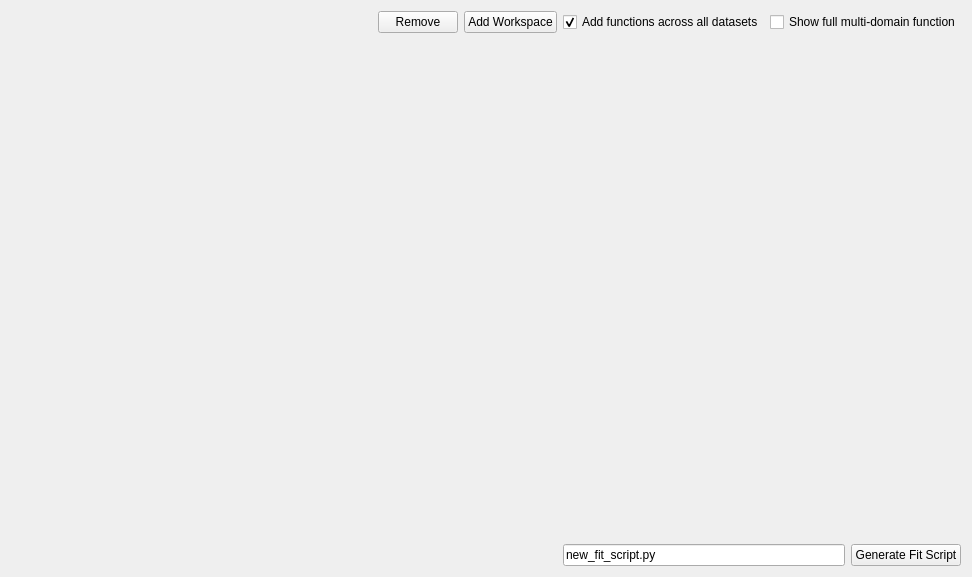
Old version of the form qt/widgets/common/inc/MantidQtWidgets/Common/FitScriptGenerator.ui in the repository mantidproject/mantid.
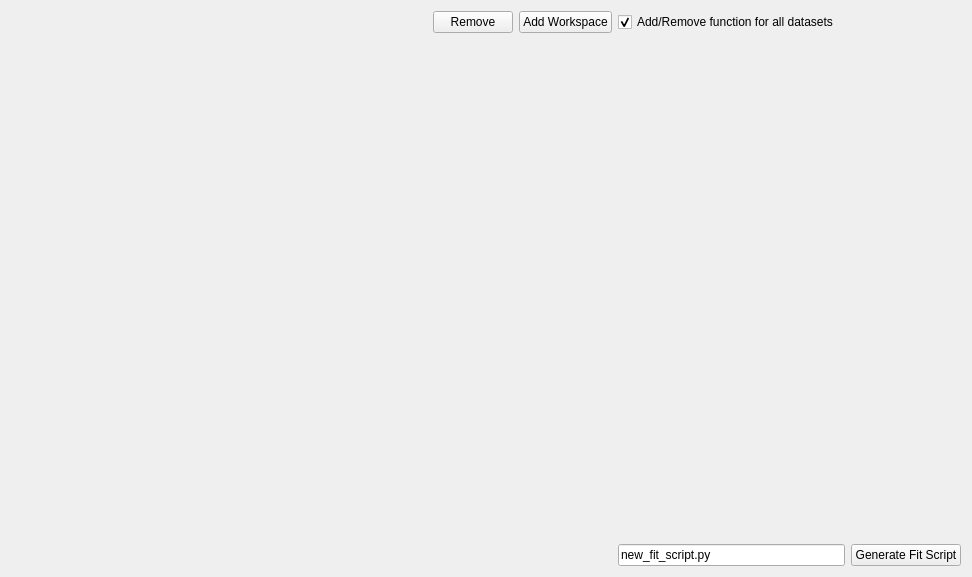
New version of the form.

Commit message: Fit Script Generator - Connect FunctionTreeView to data table (#30140)

The edit to the form file:
```diff
--- a/qt/widgets/common/inc/MantidQtWidgets/Common/FitScriptGenerator.ui
+++ b/qt/widgets/common/inc/MantidQtWidgets/Common/FitScriptGenerator.ui
@@ -48,7 +48,7 @@
    <item row="0" column="3">
     <widget class="QCheckBox" name="ckAddFunctionForAllDomains">
      <property name="text">
-      <string>Add functions across all datasets</string>
+      <string>Add/Remove function for all datasets</string>
      </property>
      <property name="checked">
       <bool>true</bool>
@@ -69,13 +69,6 @@
      </property>
     </widget>
    </item>
-   <item row="0" column="4" colspan="2">
-    <widget class="QCheckBox" name="ckShowFullFunction">
-     <property name="text">
-      <string>Show full multi-domain function</string>
-     </property>
-    </widget>
-   </item>
    <item row="3" column="5">
     <widget class="QPushButton" name="pbGenerateFitScript">
      <property name="text">
```
Left out of the diff: 2 changed lines with no effect on the pictures. The commit also changes 43 other files.
